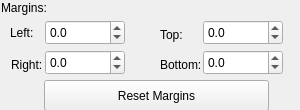
This is Tools/UIEditor/UI/uimarginspropertygridwidget.ui in xaoctech/dava.engine as Qt 5 draws it before an edit. The edited form follows.
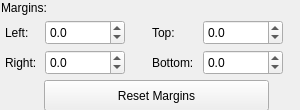
This is the edited form.

Commit message: [DF-5054] - positions for margins fixed, MacOS-specific changes.

The edit to the form file:
```diff
--- a/Tools/UIEditor/UI/uimarginspropertygridwidget.ui
+++ b/Tools/UIEditor/UI/uimarginspropertygridwidget.ui
@@ -22,9 +22,9 @@
   <widget class="QLabel" name="label_14">
    <property name="geometry">
     <rect>
-     <x>160</x>
-     <y>55</y>
-     <width>41</width>
+     <x>152</x>
+     <y>53</y>
+     <width>51</width>
      <height>20</height>
     </rect>
    </property>
@@ -44,8 +44,8 @@
   <widget class="QLabel" name="label_7">
    <property name="geometry">
     <rect>
-     <x>160</x>
-     <y>25</y>
+     <x>152</x>
+     <y>23</y>
      <width>31</width>
      <height>20</height>
     </rect>
@@ -66,10 +66,10 @@
   <widget class="QLabel" name="label_6">
    <property name="geometry">
     <rect>
-     <x>10</x>
-     <y>25</y>
+     <x>5</x>
+     <y>23</y>
      <width>31</width>
-     <height>16</height>
+     <height>20</height>
     </rect>
    </property>
    <property name="minimumSize">
@@ -132,9 +132,9 @@
   <widget class="QLabel" name="label_8">
    <property name="geometry">
     <rect>
-     <x>11</x>
-     <y>55</y>
-     <width>31</width>
+     <x>5</x>
+     <y>53</y>
+     <width>40</width>
      <height>20</height>
     </rect>
    </property>
```
